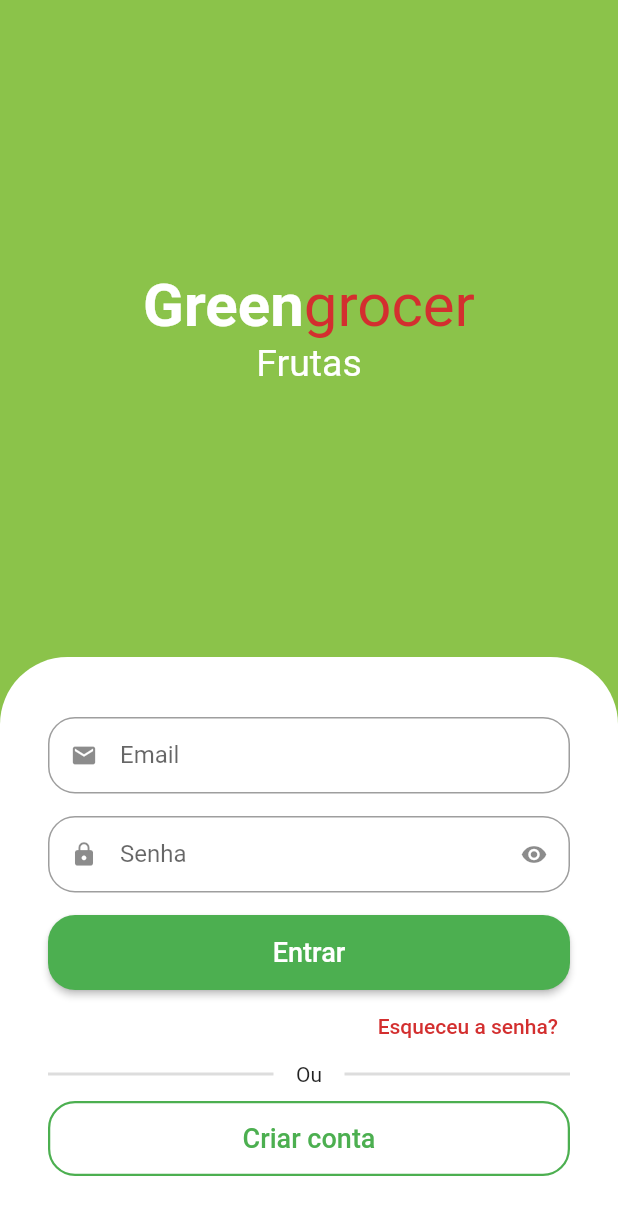
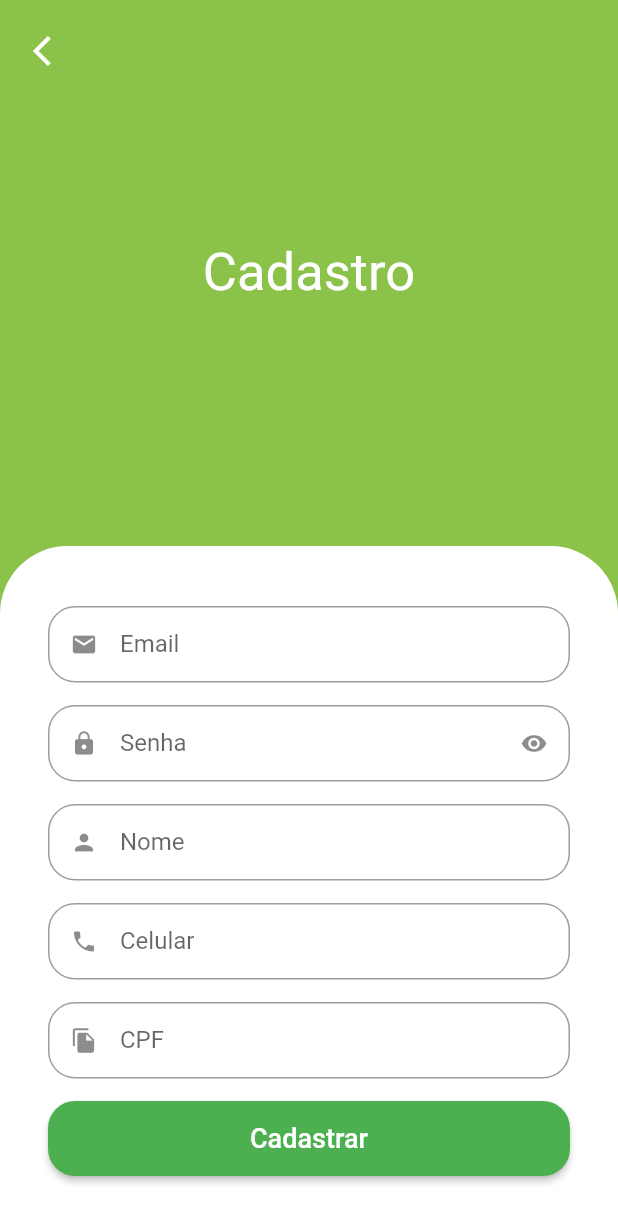
Before and after one commit to tiagodnzz/greengrocer, a Flutter app: the screen it shows after launch, after a tap on "Criar conta", on a phone screen of 412 x 824 dp. Shown: the top 1223 px of the screen. Run offline on Flutter 3.47's test engine with Material 2 defaults, Android fonts, the phone set to English and light mode, and no system bars; drawn by our look-alikes of animated_text_kit; our stand-ins replace mask_text_input_formatter.

Commit message:
Criando tela de cadastro

```diff
--- a/lib/src/auth/components/custom_text_field.dart
+++ b/lib/src/auth/components/custom_text_field.dart
@@ -1,23 +1,25 @@
 import 'package:flutter/material.dart';
+import 'package:flutter/services.dart';
 
 class CustomTextField extends StatefulWidget {
   final IconData icon;
   final String label;
   final bool isSecret;
+  final List<TextInputFormatter>? inputFormatters;
 
-
-  const CustomTextField(
-      {super.key,
-      required this.icon,
-      required this.label,
-      this.isSecret = false});
+  const CustomTextField({
+    super.key,
+    required this.icon,
+    required this.label,
+    this.inputFormatters,
+    this.isSecret = false,
+  });
 
   @override
   State<CustomTextField> createState() => _CustomTextFieldState();
 }
 
 class _CustomTextFieldState extends State<CustomTextField> {
-
   bool isObscure = false;
 
   @override
@@ -32,6 +34,7 @@ class _CustomTextFieldState extends State<CustomTextField> {
     return Padding(
       padding: const EdgeInsets.only(bottom: 15),
       child: TextFormField(
+        inputFormatters: widget.inputFormatters,
         obscureText: isObscure,
         decoration: InputDecoration(
             prefixIcon: Icon(widget.icon),
@@ -42,7 +45,8 @@ class _CustomTextFieldState extends State<CustomTextField> {
                         isObscure = !isObscure;
                       });
                     },
-                    icon: Icon( isObscure? Icons.visibility : Icons.visibility_off))
+                    icon: Icon(
+                        isObscure ? Icons.visibility : Icons.visibility_off))
                 : null,
             labelText: widget.label,
             isDense: true,
--- a/lib/src/auth/sign_in_screen.dart
+++ b/lib/src/auth/sign_in_screen.dart
@@ -1,6 +1,7 @@
 import 'package:animated_text_kit/animated_text_kit.dart';
 import 'package:flutter/material.dart';
 import 'package:greengrocer/src/auth/components/custom_text_field.dart';
+import 'package:greengrocer/src/auth/sign_up_screen.dart';
 import 'package:greengrocer/src/config/custom_colors.dart';
 
 class SignInScreen extends StatelessWidget {
@@ -153,7 +154,11 @@ class SignInScreen extends StatelessWidget {
                                   borderRadius: BorderRadius.circular(18)),
                               side: const BorderSide(
                                   width: 1.5, color: Colors.green)),
-                          onPressed: () {},
+                          onPressed: () {
+                            Navigator.of(context).push(
+                              MaterialPageRoute(builder: (c) => SignUpScreen())
+                            );
+                          },
                           child: const Text(
                             'Criar conta',
                             style: TextStyle(fontSize: 18),
--- /dev/null
+++ b/lib/src/auth/sign_up_screen.dart
@@ -0,0 +1,133 @@
+import 'package:flutter/material.dart';
+import 'package:greengrocer/src/config/custom_colors.dart';
+import 'package:mask_text_input_formatter/mask_text_input_formatter.dart';
+
+import 'components/custom_text_field.dart';
+
+class SignUpScreen extends StatelessWidget {
+  SignUpScreen({super.key});
+
+  final cpfFormatter = MaskTextInputFormatter(
+    mask: '###.###.###-##',
+    filter: {'#': RegExp(r'[0-9]')},
+  );
+
+  final phoneFormatter = MaskTextInputFormatter(
+    mask: '(##) # ####-####',
+    filter: {'#': RegExp(r'[0-9]')},
+  );
+
+  @override
+  Widget build(BuildContext context) {
+    final size = MediaQuery.of(context).size;
+
+    return Scaffold(
+      backgroundColor: CustomColors.customSwatchColor,
+      body: SingleChildScrollView(
+        child: SizedBox(
+          height: size.height,
+          width: size.width,
+          child: Stack(
+            children: [
+              Column(
+                children: [
+                  //Titulo pagina
+                  const Expanded(
+                    child: Center(
+                      child: Text(
+                        'Cadastro',
+                        style: TextStyle(
+                          color: Colors.white,
+                          fontSize: 35,
+                        ),
+                      ),
+                    ),
+                  ),
+
+                  //Form Cadastro
+                  Container(
+                    padding: const EdgeInsets.symmetric(
+                        horizontal: 32, vertical: 40),
+                    decoration: const BoxDecoration(
+                        color: Colors.white,
+                        borderRadius: BorderRadius.vertical(
+                          top: Radius.circular(45),
+                        )),
+                    child: Column(
+                      crossAxisAlignment: CrossAxisAlignment.stretch,
+                      children: [
+                        // Email
+                        const CustomTextField(
+                          icon: Icons.email,
+                          label: 'Email',
+                        ),
+
+                        // Senha
+                        const CustomTextField(
+                          icon: Icons.lock,
+                          label: 'Senha',
+                          isSecret: true,
+                        ),
+
+                        // nome
+                        const CustomTextField(
+                          icon: Icons.person,
+                          label: 'Nome',
+                        ),
+
+                        // Celular
+                        CustomTextField(
+                          icon: Icons.phone,
+                          label: 'Celular',
+                          inputFormatters: [phoneFormatter],
+                        ),
+
+                        // CPF
+                        CustomTextField(
+                          icon: Icons.file_copy,
+                          label: 'CPF',
+                          inputFormatters: [cpfFormatter],
+                        ),
+
+                        SizedBox(
+                          height: 50,
+                          child: ElevatedButton(
+                            style: ElevatedButton.styleFrom(
+                                shape: RoundedRectangleBorder(
+                                    borderRadius: BorderRadius.circular(18))),
+                            onPressed: () {},
+                            child: const Text(
+                              'Cadastrar',
+                              style: TextStyle(
+                                fontSize: 18,
+                              ),
+                            ),
+                          ),
+                        )
+                      ],
+                    ),
+                  )
+                ],
+              ),
+              Positioned(
+                top: 10,
+                left: 10,
+                child: SafeArea(
+                  child: IconButton(
+                    onPressed: () {
+                      Navigator.of(context).pop();
+                    },
+                    icon: const Icon(
+                      Icons.arrow_back_ios,
+                      color: Colors.white,
+                    ),
+                  ),
+                ),
+              )
+            ],
+          ),
+        ),
+      ),
+    );
+  }
+}
--- a/pubspec.yaml
+++ b/pubspec.yaml
@@ -36,6 +36,7 @@ dependencies:
   # Use with the CupertinoIcons class for iOS style icons.
   cupertino_icons: ^1.0.2
   animated_text_kit: ^4.2.2
+  mask_text_input_formatter: ^2.7.0
 
 dev_dependencies:
   flutter_test:
```
Also changed, not shown: pubspec.lock.
